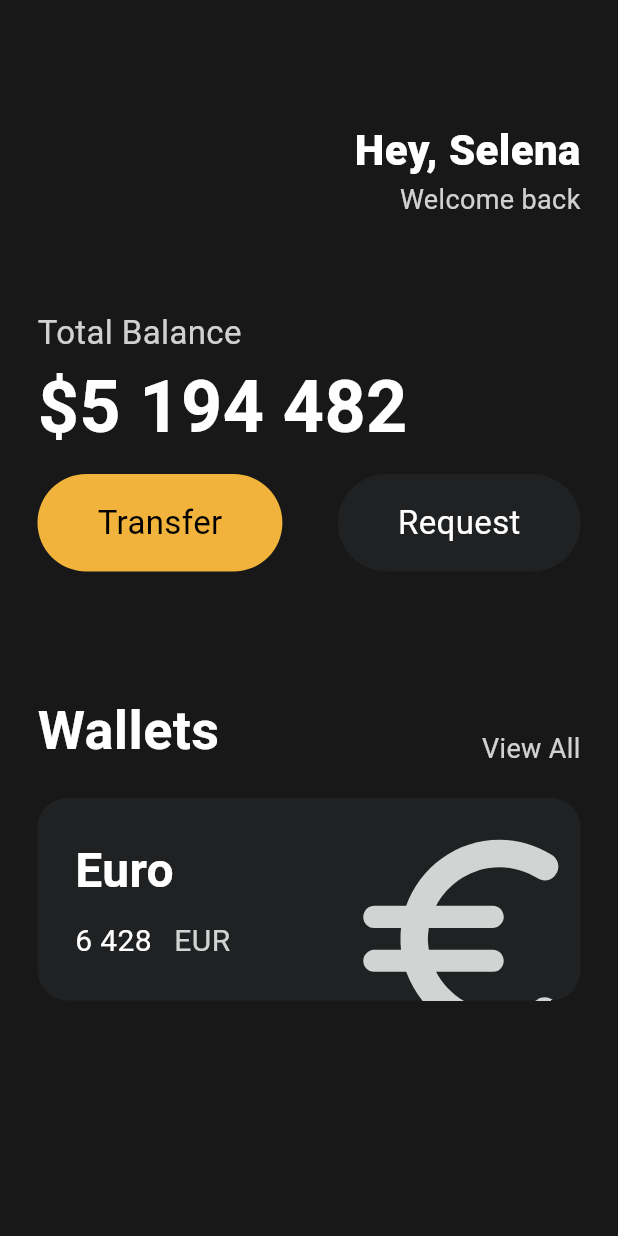
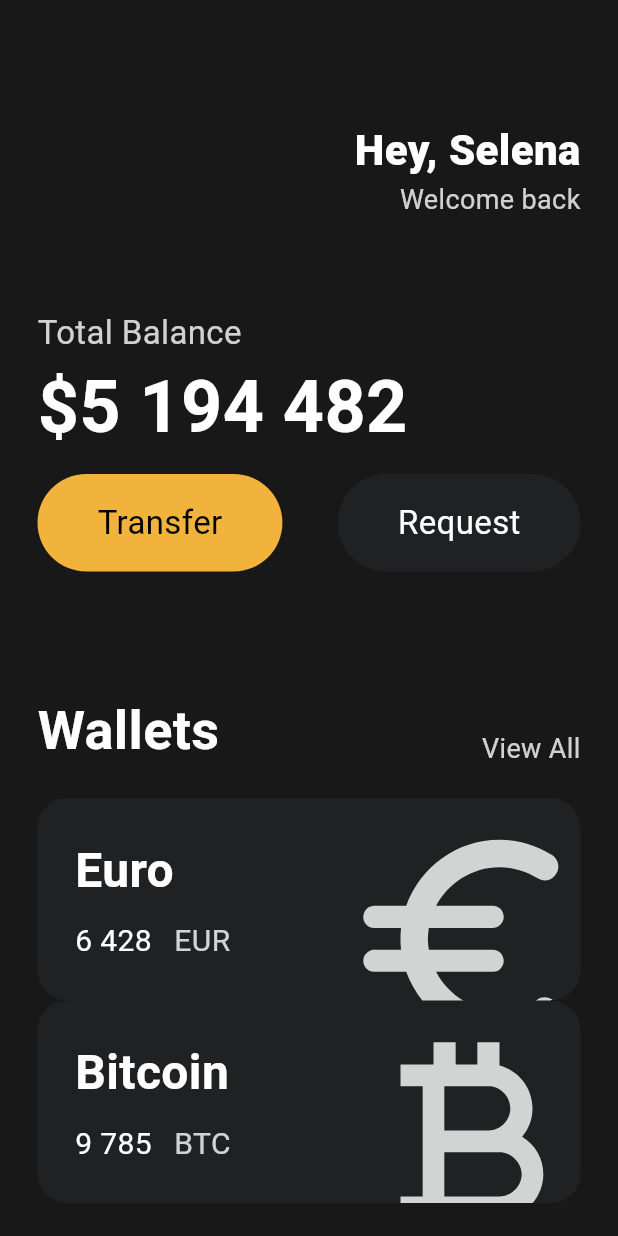
Before and after one commit to kimjihye058/2024-Flutter-Study, a Flutter app: the screen it shows after launch, on a phone screen of 412 x 824 dp. Run offline on Flutter 3.47's test engine with Material 3 defaults, Android fonts, the phone set to English and light mode, and no system bars.

Commit message:
reusable card 만들기

```diff
--- a/lib/main.dart
+++ b/lib/main.dart
@@ -1,5 +1,6 @@
 import 'package:flutter/material.dart';
 import 'package:toonflix/widgets/button.dart';
+import 'package:toonflix/widgets/currency_card.dart';
 
 void main() {
   runApp(App());
@@ -113,69 +114,17 @@ class App extends StatelessWidget {
               const SizedBox(
                 height: 20,
               ),
-              Container(
-                clipBehavior: Clip.hardEdge, // 아이콘의 나머지 부분이 숨겨짐
-                decoration: BoxDecoration(
-                  color: Color(0xFF1F2123),
-                  borderRadius: BorderRadius.circular(20),
-                ),
-                child: Padding(
-                  padding: const EdgeInsets.all(25),
-                  child: Row(
-                    mainAxisAlignment: MainAxisAlignment.spaceBetween,
-                    children: [
-                      Column(
-                        crossAxisAlignment: CrossAxisAlignment.start,
-                        children: [
-                          Text(
-                            'Euro',
-                            style: TextStyle(
-                              color: Colors.white,
-                              fontSize: 32,
-                              fontWeight: FontWeight.w600,
-                            ),
-                          ),
-                          SizedBox(
-                            height: 10,
-                          ),
-                          Row(
-                            children: [
-                              Text(
-                                '6 428',
-                                style: TextStyle(
-                                  color: Colors.white,
-                                  fontSize: 20,
-                                ),
-                              ),
-                              SizedBox(
-                                width: 15,
-                              ),
-                              Text(
-                                'EUR',
-                                style: TextStyle(
-                                  color: Colors.white.withOpacity(0.8),
-                                  fontSize: 20,
-                                ),
-                              ),
-                            ],
-                          ),
-                        ],
-                      ),
-                      Transform.scale(
-                        // 아이콘의 크기만 변경
-                        scale: 2.2,
-                        child: Transform.translate(
-                          offset: Offset(-5, 12), // x좌표, y좌표 설정법
-                          child: Icon(
-                            Icons.euro_rounded,
-                            color: Colors.white.withOpacity(0.8),
-                            size: 80,
-                          ),
-                        ),
-                      )
-                    ],
-                  ),
-                ),
+              CurrencyCard(
+                name: 'Euro',
+                code: 'EUR',
+                amount: '6 428',
+                icon: Icons.euro_rounded,
+              ),
+              CurrencyCard(
+                name: 'Bitcoin',
+                code: 'BTC',
+                amount: '9 785',
+                icon: Icons.currency_bitcoin,
               ),
             ],
           ),
--- /dev/null
+++ b/lib/widgets/currency_card.dart
@@ -0,0 +1,83 @@
+import 'package:flutter/material.dart';
+
+class CurrencyCard extends StatelessWidget {
+  final String name, code, amount;
+  final IconData icon;
+
+  const CurrencyCard({
+    super.key,
+    required this.name,
+    required this.code,
+    required this.amount,
+    required this.icon,
+  });
+
+  @override
+  Widget build(BuildContext context) {
+    // TODO: implement build
+    return Container(
+      clipBehavior: Clip.hardEdge, // 아이콘의 나머지 부분이 숨겨짐
+      decoration: BoxDecoration(
+        color: Color(0xFF1F2123),
+        borderRadius: BorderRadius.circular(20),
+      ),
+      child: Padding(
+        padding: const EdgeInsets.all(25),
+        child: Row(
+          mainAxisAlignment: MainAxisAlignment.spaceBetween,
+          children: [
+            Column(
+              crossAxisAlignment: CrossAxisAlignment.start,
+              children: [
+                Text(
+                  name,
+                  style: TextStyle(
+                    color: Colors.white,
+                    fontSize: 32,
+                    fontWeight: FontWeight.w600,
+                  ),
+                ),
+                SizedBox(
+                  height: 10,
+                ),
+                Row(
+                  children: [
+                    Text(
+                      amount,
+                      style: TextStyle(
+                        color: Colors.white,
+                        fontSize: 20,
+                      ),
+                    ),
+                    SizedBox(
+                      width: 15,
+                    ),
+                    Text(
+                      code,
+                      style: TextStyle(
+                        color: Colors.white.withOpacity(0.8),
+                        fontSize: 20,
+                      ),
+                    ),
+                  ],
+                ),
+              ],
+            ),
+            Transform.scale(
+              // 아이콘의 크기만 변경
+              scale: 2.2,
+              child: Transform.translate(
+                offset: Offset(-5, 12), // x좌표, y좌표 설정법
+                child: Icon(
+                  icon,
+                  color: Colors.white.withOpacity(0.8),
+                  size: 80,
+                ),
+              ),
+            )
+          ],
+        ),
+      ),
+    );
+  }
+}
```
